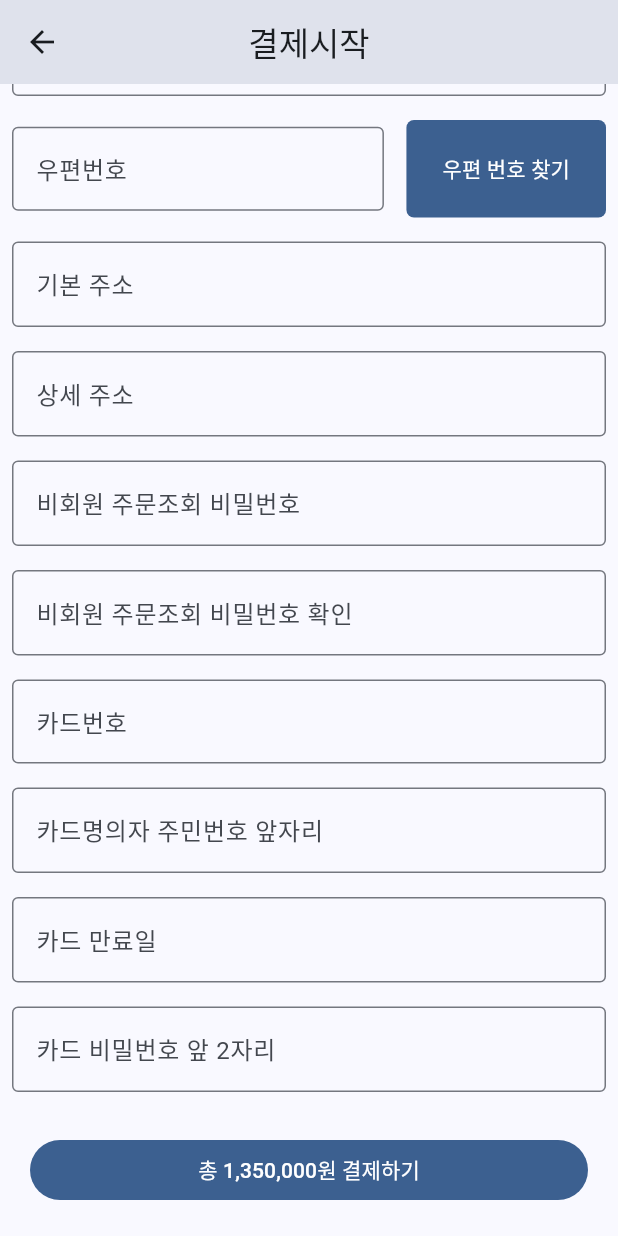
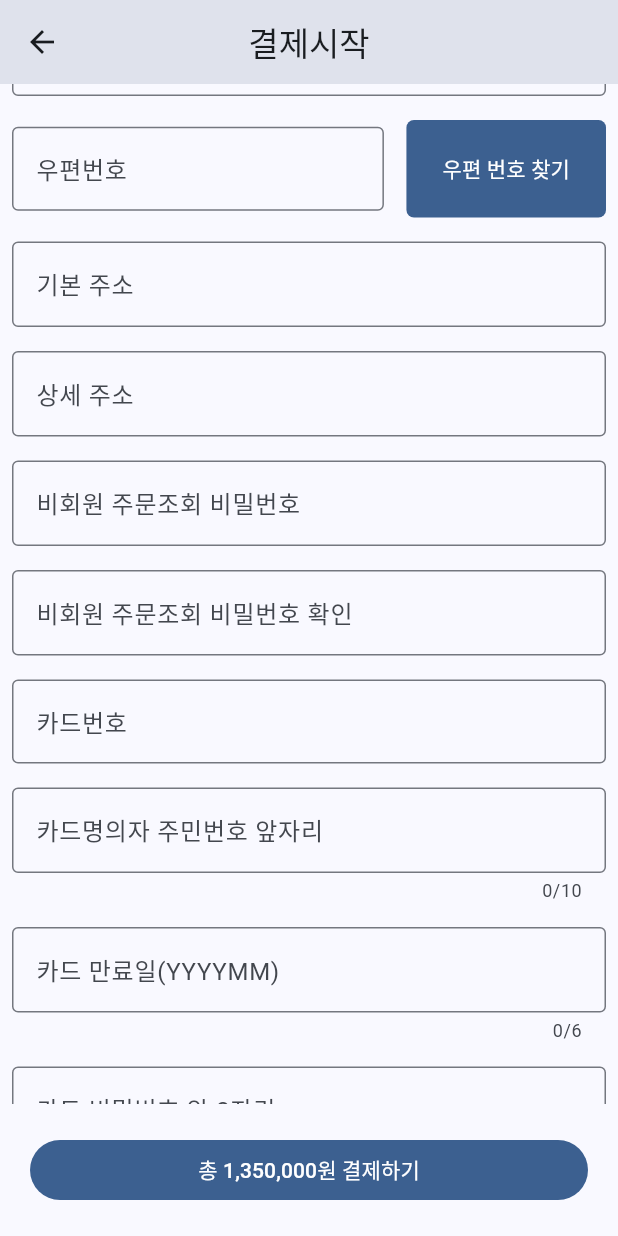
Before and after one commit to snoopy-thon/shopping_mall, a Flutter app: the ItemCheckoutPage screen opened directly, scrolled down 507 dp, on a phone screen of 412 x 824 dp. Run offline on Flutter 3.47's test engine with Material 3 defaults, Android fonts, the phone set to English and light mode, and no system bars; our stand-ins replace cached_network_image; missing offline and left inert: kpostal, kpostal_web; network calls fail.

Commit message:
feat: 카드 정보 입력 최대길이 설정

```diff
--- a/lib/item_checkout_page.dart
+++ b/lib/item_checkout_page.dart
@@ -356,6 +356,7 @@ class _ItemCheckoutPageState extends State<ItemCheckoutPage> {
       padding: const EdgeInsets.all(8.0),
       child: TextFormField(
         controller: cardAuthController,
+        maxLength: 10,
         decoration: const InputDecoration(
           border: OutlineInputBorder(),
           hintText: "카드명의자 주민번호 앞자리",
@@ -369,9 +370,10 @@ class _ItemCheckoutPageState extends State<ItemCheckoutPage> {
       padding: const EdgeInsets.all(8.0),
       child: TextFormField(
         controller: cardExpireDateController,
+        maxLength: 6,
         decoration: const InputDecoration(
           border: OutlineInputBorder(),
-          hintText: "카드 만료일",
+          hintText: "카드 만료일(YYYYMM)",
         ),
       ),
     );
@@ -382,10 +384,12 @@ class _ItemCheckoutPageState extends State<ItemCheckoutPage> {
       padding: const EdgeInsets.all(8.0),
       child: TextFormField(
         controller: cardPwdTwoDigitsController,
+        maxLength: 2,
         decoration: const InputDecoration(
           border: OutlineInputBorder(),
           hintText: "카드 비밀번호 앞 2자리",
         ),
+        obscureText: true,
       ),
     );
   }
```
